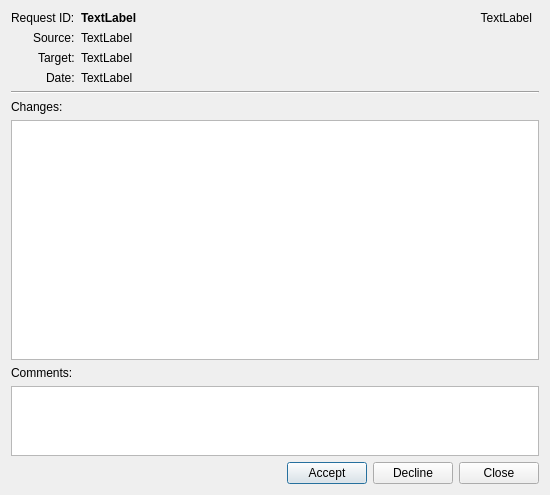
Old version of the form src/gui/requeststateeditor.ui in the repository javierllorente/qactus.
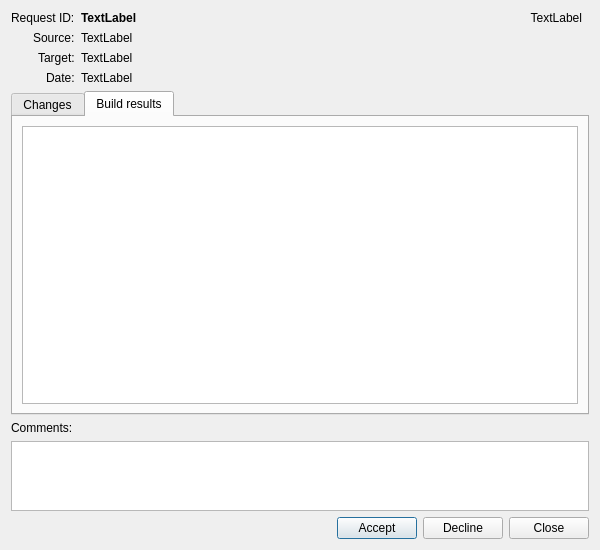
New version of the form. The open tabs and pages were chosen to show the change. Icons and pictures are not drawn.

Commit message: - Add new a tab widget for showing changes and build results - Implement slotAddBuildResults()

```diff
--- a/src/gui/requeststateeditor.ui
+++ b/src/gui/requeststateeditor.ui
@@ -6,8 +6,8 @@
    <rect>
     <x>0</x>
     <y>0</y>
-    <width>550</width>
-    <height>495</height>
+    <width>600</width>
+    <height>550</height>
    </rect>
   </property>
   <property name="windowTitle">
@@ -126,19 +126,18 @@
     </layout>
    </item>
    <item>
-    <widget class="Line" name="line">
-     <property name="orientation">
-      <enum>Qt::Horizontal</enum>
+    <widget class="QTabWidget" name="tabWidget">
+     <property name="currentIndex">
+      <number>0</number>
      </property>
-    </widget>
-   </item>
-   <item>
-    <widget class="QLabel" name="diffLabel">
-     <property name="text">
-      <string>Changes:</string>
-     </property>
-    </widget>
-   </item>
+     <widget class="QWidget" name="tabChanges">
+      <property name="accessibleName">
+       <string/>
+      </property>
+      <attribute name="title">
+       <string>Changes</string>
+      </attribute>
+      <layout class="QVBoxLayout" name="verticalLayout_2">
    <item>
     <widget class="QTextBrowser" name="diffTextBrowser">
      <property name="sizePolicy">
@@ -152,6 +151,24 @@
      </property>
     </widget>
    </item>
+      </layout>
+     </widget>
+     <widget class="QWidget" name="tabBuildResults">
+      <attribute name="title">
+       <string>Build results</string>
+      </attribute>
+      <layout class="QVBoxLayout" name="verticalLayout_3">
+       <item>
+        <widget class="QTreeView" name="treeBuildResults">
+         <property name="editTriggers">
+          <set>QAbstractItemView::NoEditTriggers</set>
+         </property>
+        </widget>
+       </item>
+      </layout>
+     </widget>
+    </widget>
+   </item>
    <item>
     <widget class="QLabel" name="commentsLabel">
      <property name="text">
```
Left out of the diff: 9 changed lines with no effect on the pictures. Lines whose indentation alone changed are shown as unchanged. The commit also changes 2 other files.
